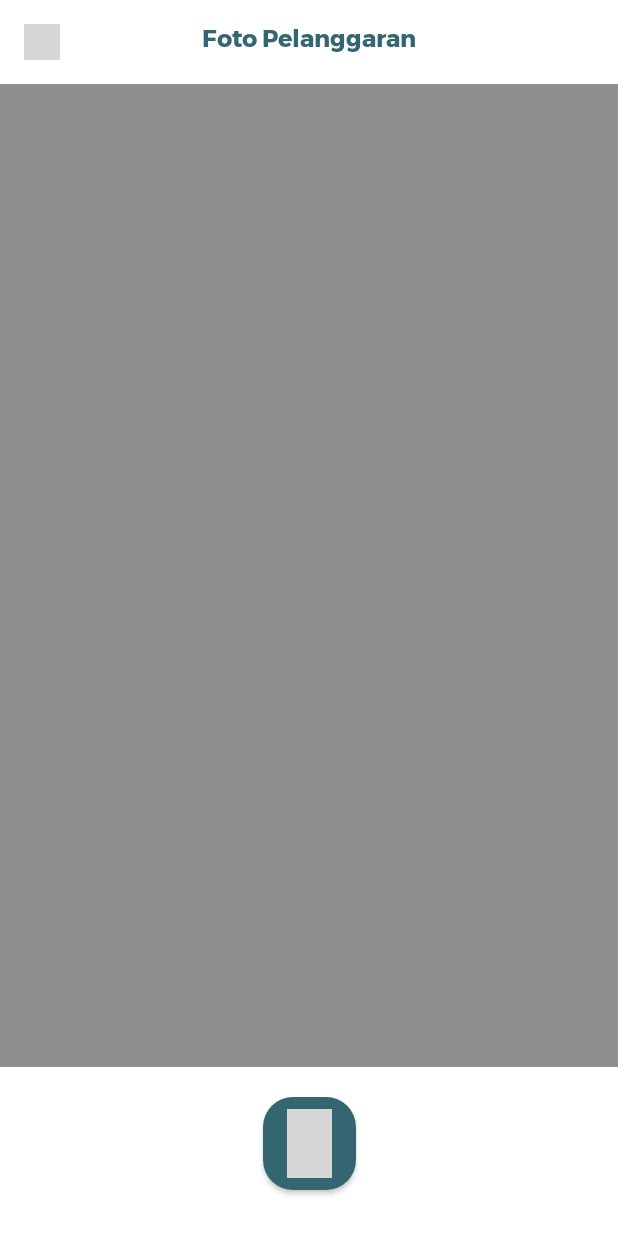
After one commit to ajailani4/sea-judge-android, an Android app built with Jetpack Compose: the composable UploadReportScreen shown on its own in the app's theme, on a phone screen of 412 x 824 dp. The commit adds this screen. Run offline under Robolectric (Android 15) with nearby library versions, the phone set to English and light mode, and no system bars; libraries missing offline, so code that uses them is left out: compose.icons, compose.icons.evaicons; 2 statements that could not run were skipped; grey boxes are pictures that could not be loaded.

Commit message:
Add CameraScreen

```diff
--- a/app/src/main/java/com/example/seajudge/MainActivity.kt
+++ b/app/src/main/java/com/example/seajudge/MainActivity.kt
@@ -70,7 +70,8 @@ fun Content(startDestination: String) {
     val hasNoBottomMenuRoutes = listOf(
         Screen.OnboardingScreen.route,
         Screen.LoginScreen.route,
-        Screen.RegisterScreen.route
+        Screen.RegisterScreen.route,
+        Screen.UploadReportScreen.route
     )
 
     Scaffold(
@@ -85,7 +86,7 @@ fun Content(startDestination: String) {
                     shape = CircleShape,
                     backgroundColor = Primary,
                     contentColor = Color.White,
-                    onClick = { /*TODO*/ }
+                    onClick = { navController.navigate(Screen.UploadReportScreen.route) }
                 ) {
                     Icon(
                         imageVector = EvaIcons.Fill.Plus,
--- a/app/src/main/java/com/example/seajudge/ui/Navigation.kt
+++ b/app/src/main/java/com/example/seajudge/ui/Navigation.kt
@@ -10,6 +10,7 @@ import com.example.seajudge.ui.feature.login.LoginScreen
 import com.example.seajudge.ui.feature.my_reports.MyReportsScreen
 import com.example.seajudge.ui.feature.onboarding.OnboardingScreen
 import com.example.seajudge.ui.feature.register.RegisterScreen
+import com.example.seajudge.ui.feature.upload_report.UploadReportScreen
 import com.google.accompanist.pager.ExperimentalPagerApi
 
 @Composable
@@ -27,6 +28,10 @@ fun Navigation(navController: NavHostController, startDestination: String) {
             RegisterScreen(navController)
         }
 
+        composable(route = Screen.UploadReportScreen.route) {
+            UploadReportScreen(navController)
+        }
+
         /** Bottom bar menu */
         composable(route = Screen.DashboardScreen.route) {
             DashboardScreen(navController)
--- a/app/src/main/java/com/example/seajudge/ui/Screen.kt
+++ b/app/src/main/java/com/example/seajudge/ui/Screen.kt
@@ -17,6 +17,8 @@ sealed class Screen(
 
     object RegisterScreen : Screen("register_screen")
 
+    object UploadReportScreen : Screen("upload_report_screen")
+
     object DashboardScreen : Screen(
         route = "dashboard_screen",
         title = "Dashboard",
--- a/app/src/main/java/com/example/seajudge/ui/feature/onboarding/OnboardingScreen.kt
+++ b/app/src/main/java/com/example/seajudge/ui/feature/onboarding/OnboardingScreen.kt
@@ -91,7 +91,6 @@ fun OnboardingScreen(navController: NavController) {
                         .fillMaxWidth()
                         .padding(horizontal = 20.dp),
                     shape = CircleShape,
-                    colors = ButtonDefaults.buttonColors(backgroundColor = Primary),
                     onClick = { navController.navigate(Screen.LoginScreen.route) }
                 ) {
                     Text(
--- /dev/null
+++ b/app/src/main/java/com/example/seajudge/ui/feature/upload_report/UploadReportScreen.kt
@@ -0,0 +1,17 @@
+package com.example.seajudge.ui.feature.upload_report
+
+import androidx.compose.foundation.layout.Box
+import androidx.compose.foundation.layout.fillMaxSize
+import androidx.compose.runtime.Composable
+import androidx.compose.ui.Modifier
+import androidx.navigation.NavController
+import com.example.seajudge.ui.feature.upload_report.component.CameraScreen
+
+@Composable
+fun UploadReportScreen(
+    navController: NavController
+) {
+    Box(modifier = Modifier.fillMaxSize()) {
+        CameraScreen(onBackBtnClicked = { navController.navigateUp() })
+    }
+}
--- /dev/null
+++ b/app/src/main/java/com/example/seajudge/ui/feature/upload_report/component/CameraScreen.kt
@@ -0,0 +1,92 @@
+package com.example.seajudge.ui.feature.upload_report.component
+
+import androidx.compose.foundation.background
+import androidx.compose.foundation.layout.*
+import androidx.compose.foundation.shape.RoundedCornerShape
+import androidx.compose.material.*
+import androidx.compose.runtime.Composable
+import androidx.compose.ui.Alignment
+import androidx.compose.ui.Modifier
+import androidx.compose.ui.text.font.FontWeight
+import androidx.compose.ui.text.style.TextOverflow
+import androidx.compose.ui.unit.dp
+import com.example.seajudge.ui.theme.Grey
+import com.example.seajudge.ui.theme.Primary
+import compose.icons.EvaIcons
+import compose.icons.evaicons.Fill
+import compose.icons.evaicons.Outline
+import compose.icons.evaicons.fill.ArrowBack
+import compose.icons.evaicons.outline.Camera
+
+@Composable
+fun CameraScreen(
+    onBackBtnClicked: () -> Unit
+) {
+    Scaffold(topBar = { CameraScreenToolbar(onBackBtnClicked) }) {
+        Column(
+            modifier = Modifier
+                .fillMaxSize()
+                .padding(bottom = 20.dp),
+            verticalArrangement = Arrangement.SpaceBetween,
+            horizontalAlignment = Alignment.CenterHorizontally
+        ) {
+            // CameraView()
+            Box(modifier = Modifier
+                .background(color = Grey)
+                .fillMaxWidth()
+                .weight(9f),
+            ) // Temporary
+            Spacer(modifier = Modifier.height(20.dp))
+            Box(modifier = Modifier.weight(1f)) {
+                Button(
+                    modifier = Modifier.size(62.dp),
+                    shape = RoundedCornerShape(20.dp),
+                    onClick = { /*TODO*/ }
+                ) {
+                    Icon(
+                        imageVector = EvaIcons.Outline.Camera,
+                        contentDescription = "Camera icon"
+                    )
+                }
+            }
+        }
+    }
+}
+
+
+@Composable
+fun CameraScreenToolbar(onBackBtnClicked: () -> Unit) {
+    Box(modifier = Modifier
+        .fillMaxWidth()
+        .padding(16.dp)
+    ) {
+        Box(
+            modifier = Modifier.fillMaxWidth(),
+            contentAlignment = Alignment.CenterStart
+        ) {
+            IconButton(
+                modifier = Modifier.size(24.dp),
+                onClick = onBackBtnClicked
+            ) {
+                Icon(
+                    imageVector = EvaIcons.Fill.ArrowBack,
+                    tint = Primary,
+                    contentDescription = "Back button"
+                )
+            }
+        }
+        Box(
+            modifier = Modifier.fillMaxWidth(),
+            contentAlignment = Alignment.Center
+        ) {
+            Text(
+                text = "Foto Pelanggaran",
+                color = Primary,
+                fontWeight = FontWeight.Bold,
+                maxLines = 1,
+                overflow = TextOverflow.Ellipsis,
+                style = MaterialTheme.typography.h3
+            )
+        }
+    }
+}
```
